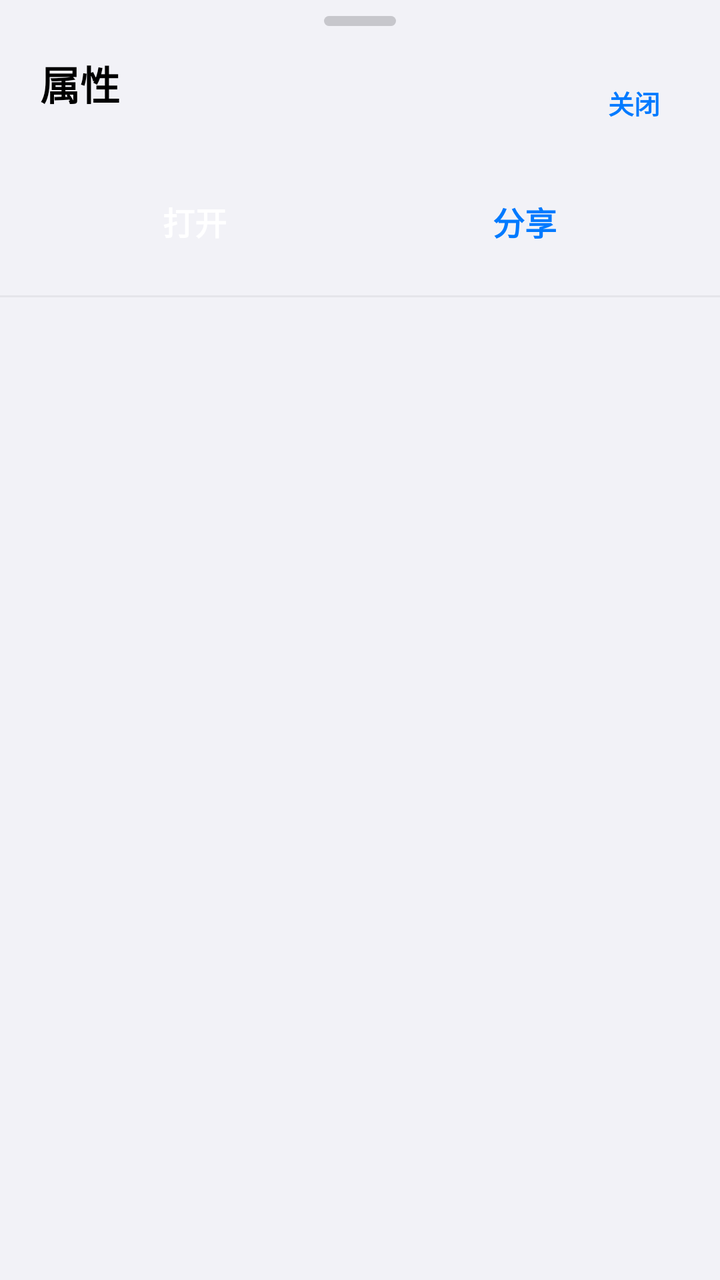
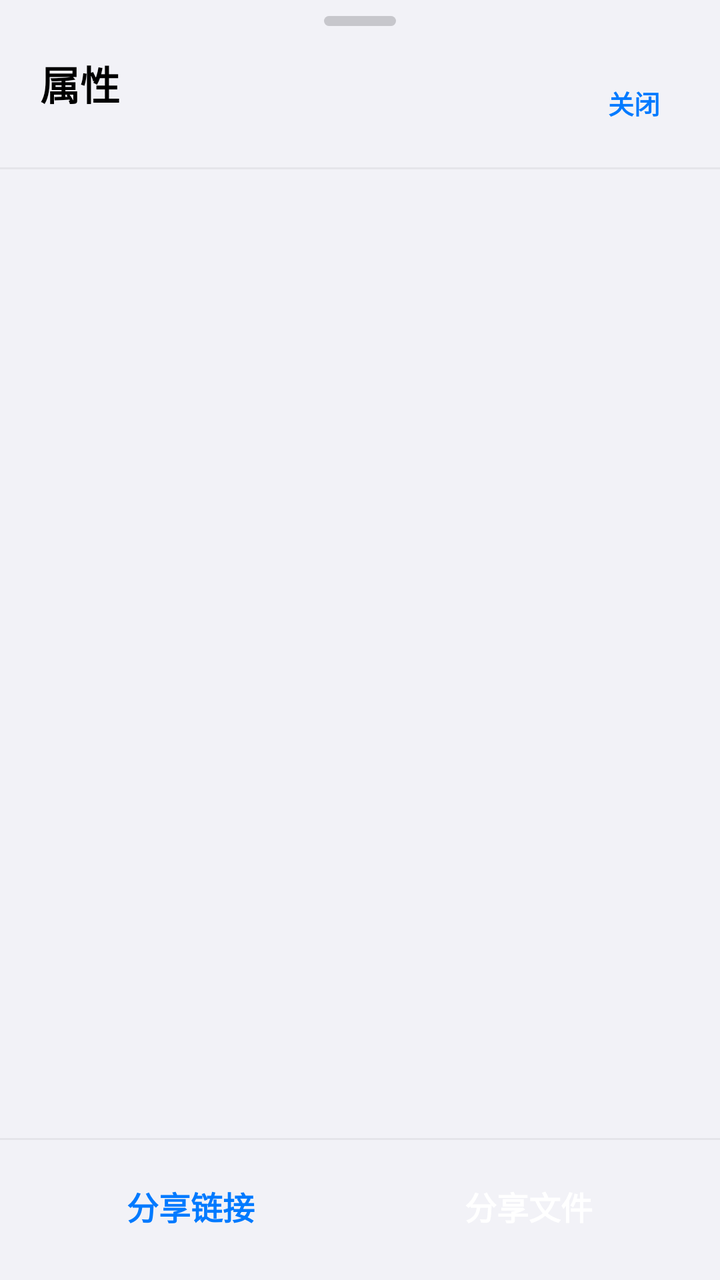

An Android layout rendered at two revisions. The XML below is the earlier revision; the diff shows what the commit changed to produce the second picture.
<!-- AndroidManifest.xml: application theme Theme.MDM -->
<!-- res/layout/sheet_properties.xml -->
<?xml version="1.0" encoding="utf-8"?>
<LinearLayout xmlns:android="http://schemas.android.com/apk/res/android"
    android:id="@+id/propertiesSheet"
    android:layout_width="match_parent"
    android:layout_height="match_parent"
    android:background="@drawable/bg_sheet_top"
    android:clickable="true"
    android:focusable="true"
    android:orientation="vertical"
    android:paddingBottom="8dp">

    
    <LinearLayout
        android:id="@+id/propHeader"
        android:layout_width="match_parent"
        android:layout_height="wrap_content"
        android:background="?attr/selectableItemBackground"
        android:clickable="true"
        android:focusable="true"
        android:orientation="vertical">

        <View
            android:layout_width="36dp"
            android:layout_height="5dp"
            android:layout_gravity="center_horizontal"
            android:layout_marginTop="8dp"
            android:background="@drawable/bg_sheet_handle" />

        <LinearLayout
            android:layout_width="match_parent"
            android:layout_height="wrap_content"
            android:gravity="center_vertical"
            android:orientation="horizontal"
            android:paddingStart="20dp"
            android:paddingTop="14dp"
            android:paddingEnd="14dp"
            android:paddingBottom="8dp">

            <LinearLayout
                android:layout_width="0dp"
                android:layout_height="wrap_content"
                android:layout_weight="1"
                android:orientation="vertical">

                <TextView
                    android:layout_width="wrap_content"
                    android:layout_height="wrap_content"
                    android:text="@string/properties_title"
                    android:textColor="@color/ios_label"
                    android:textSize="20sp"
                    android:textStyle="bold" />

                <TextView
                    android:id="@+id/tvPropSubtitle"
                    android:layout_width="match_parent"
                    android:layout_height="wrap_content"
                    android:layout_marginTop="3dp"
                    android:ellipsize="middle"
                    android:maxLines="2"
                    android:textColor="@color/ios_label_2"
                    android:textSize="12sp" />
            </LinearLayout>

            <TextView
                android:id="@+id/btnPropClose"
                android:layout_width="wrap_content"
                android:layout_height="36dp"
                android:background="@drawable/bg_ios_input"
                android:gravity="center"
                android:paddingStart="16dp"
                android:paddingEnd="16dp"
                android:text="@string/changelog_close"
                android:textColor="@color/ios_blue"
                android:textSize="13sp"
                android:textStyle="bold" />
        </LinearLayout>
    </LinearLayout>

    
    <LinearLayout
        android:layout_width="match_parent"
        android:layout_height="wrap_content"
        android:orientation="horizontal"
        android:paddingStart="20dp"
        android:paddingTop="4dp"
        android:paddingEnd="20dp"
        android:paddingBottom="14dp">

        <TextView
            android:id="@+id/btnPropOpen"
            android:layout_width="0dp"
            android:layout_height="46dp"
            android:layout_weight="1"
            android:background="@drawable/bg_sheet_btn_primary"
            android:gravity="center"
            android:text="@string/open"
            android:textColor="@color/white"
            android:textSize="16sp"
            android:textStyle="bold" />

        <TextView
            android:id="@+id/btnPropShare"
            android:layout_width="0dp"
            android:layout_height="46dp"
            android:layout_marginStart="10dp"
            android:layout_weight="1"
            android:background="@drawable/bg_sheet_btn_secondary"
            android:gravity="center"
            android:text="@string/share"
            android:textColor="@color/ios_blue"
            android:textSize="16sp"
            android:textStyle="bold" />
    </LinearLayout>

    <View
        android:layout_width="match_parent"
        android:layout_height="1dp"
        android:background="@color/ios_separator" />

    <ScrollView
        android:id="@+id/propScroll"
        android:layout_width="match_parent"
        android:layout_height="0dp"
        android:layout_weight="1"
        android:clipToPadding="false"
        android:overScrollMode="ifContentScrolls"
        android:scrollbars="none">

        <LinearLayout
            android:id="@+id/propList"
            android:layout_width="match_parent"
            android:layout_height="wrap_content"
            android:orientation="vertical"
            android:paddingTop="4dp"
            android:paddingBottom="6dp" />
    </ScrollView>
</LinearLayout>
<!-- resources referenced by this layout -->
<resources>
  <color name="ios_blue">#007AFF</color>
  <color name="ios_label">#000000</color>
  <color name="ios_label_2">#8A8A8E</color>
  <color name="ios_separator">#E5E5EA</color>
  <color name="white">#FFFFFF</color>
  <!-- drawable bg_ios_input (drawable) -->
  <?xml version="1.0" encoding="utf-8"?>
  <drawable class="com.misterdownloadmanager.mobile.SmoothShapeDrawable"
      xmlns:app="http://schemas.android.com/apk/res-auto"
      app:smColor="@color/ios_fill"
      app:smRadius="12dp" />
  <!-- drawable bg_sheet_btn_primary (drawable) -->
  <?xml version="1.0" encoding="utf-8"?>
  <drawable class="com.misterdownloadmanager.mobile.SmoothShapeDrawable"
      xmlns:app="http://schemas.android.com/apk/res-auto"
      app:smColor="@color/ios_blue"
      app:smRadius="14dp" />
  <!-- drawable bg_sheet_btn_secondary (drawable) -->
  <?xml version="1.0" encoding="utf-8"?>
  <drawable class="com.misterdownloadmanager.mobile.SmoothShapeDrawable"
      xmlns:app="http://schemas.android.com/apk/res-auto"
      app:smColor="@color/ios_fill"
      app:smRadius="14dp" />
  <!-- drawable bg_sheet_handle (drawable) -->
  <?xml version="1.0" encoding="utf-8"?>
  <shape xmlns:android="http://schemas.android.com/apk/res/android"
      android:shape="rectangle">
      <solid android:color="@color/ios_label_3" />
      <corners android:radius="3dp" />
  </shape>
  <!-- drawable bg_sheet_top (drawable) -->
  <?xml version="1.0" encoding="utf-8"?>
  <drawable class="com.misterdownloadmanager.mobile.SmoothShapeDrawable"
      xmlns:app="http://schemas.android.com/apk/res-auto"
      app:smColor="@color/ios_card"
      app:smRadiusTopLeft="26dp"
      app:smRadiusTopRight="26dp" />
  <string name="changelog_close">关闭</string>
  <string name="open">打开</string>
  <string name="properties_title">属性</string>
  <string name="share">分享</string>
  <color name="ios_fill">#EFEFF4</color>
  <color name="ios_label_3">#C7C7CC</color>
  <color name="ios_card">#FFFFFF</color>
  <color name="mdm_primary_container">#E5F0FF</color>
  <color name="mdm_on_primary_container">#0062CC</color>
  <color name="mdm_secondary_container">#FFF0DE</color>
  <color name="mdm_on_secondary_container">#8A4B00</color>
  <color name="ios_red">#FF3B30</color>
  <color name="ios_bg">#F2F2F7</color>
  <style name="ThemeOverlay.MDM.BottomSheetDialog" parent="ThemeOverlay.Material3.BottomSheetDialog">
          <item name="bottomSheetStyle">@style/Widget.MDM.BottomSheet</item>
          <item name="colorSurfaceContainerLow">@color/ios_card</item>
          <item name="colorSurface">@color/ios_card</item>
          <item name="colorOnSurface">@color/ios_label</item>
          <item name="colorPrimary">@color/ios_blue</item>
      </style>
  <style name="Widget.MDM.BottomSheet" parent="Widget.Material3.BottomSheet.Modal">
          <item name="backgroundTint">@color/ios_card</item>
          <item name="shapeAppearance">@style/ShapeAppearance.MDM.Sheet</item>
      </style>
  <style name="ShapeAppearance.MDM.Sheet" parent="">
          <item name="cornerFamily">rounded</item>
          <item name="cornerSizeTopLeft">28dp</item>
          <item name="cornerSizeTopRight">28dp</item>
          <item name="cornerSizeBottomLeft">0dp</item>
          <item name="cornerSizeBottomRight">0dp</item>
      </style>
  <!-- unchanged entries left out for length: 1 -->
</resources>

<!-- the commit's change to res/layout/sheet_properties.xml (unified diff, before → after) -->
@@ -76,42 +76,6 @@
         </LinearLayout>
     </LinearLayout>
 
-    
-    <LinearLayout
-        android:layout_width="match_parent"
-        android:layout_height="wrap_content"
-        android:orientation="horizontal"
-        android:paddingStart="20dp"
-        android:paddingTop="4dp"
-        android:paddingEnd="20dp"
-        android:paddingBottom="14dp">
-
-        <TextView
-            android:id="@+id/btnPropOpen"
-            android:layout_width="0dp"
-            android:layout_height="46dp"
-            android:layout_weight="1"
-            android:background="@drawable/bg_sheet_btn_primary"
-            android:gravity="center"
-            android:text="@string/open"
-            android:textColor="@color/white"
-            android:textSize="16sp"
-            android:textStyle="bold" />
-
-        <TextView
-            android:id="@+id/btnPropShare"
-            android:layout_width="0dp"
-            android:layout_height="46dp"
-            android:layout_marginStart="10dp"
-            android:layout_weight="1"
-            android:background="@drawable/bg_sheet_btn_secondary"
-            android:gravity="center"
-            android:text="@string/share"
-            android:textColor="@color/ios_blue"
-            android:textSize="16sp"
-            android:textStyle="bold" />
-    </LinearLayout>
-
     <View
         android:layout_width="match_parent"
         android:layout_height="1dp"
@@ -134,4 +98,45 @@
             android:paddingTop="4dp"
             android:paddingBottom="6dp" />
     </ScrollView>
+
+    <View
+        android:layout_width="match_parent"
+        android:layout_height="1dp"
+        android:background="@color/ios_separator" />
+
+    
+    <LinearLayout
+        android:layout_width="match_parent"
+        android:layout_height="wrap_content"
+        android:orientation="horizontal"
+        android:paddingStart="16dp"
+        android:paddingTop="10dp"
+        android:paddingEnd="16dp"
+        android:paddingBottom="6dp">
+
+        <TextView
+            android:id="@+id/btnPropShareLink"
+            android:layout_width="0dp"
+            android:layout_height="46dp"
+            android:layout_weight="1"
+            android:background="@drawable/bg_sheet_btn_secondary"
+            android:gravity="center"
+            android:text="@string/share_link"
+            android:textColor="@color/ios_blue"
+            android:textSize="16sp"
+            android:textStyle="bold" />
+
+        <TextView
+            android:id="@+id/btnPropShareFile"
+            android:layout_width="0dp"
+            android:layout_height="46dp"
+            android:layout_marginStart="10dp"
+            android:layout_weight="1"
+            android:background="@drawable/bg_sheet_btn_primary"
+            android:gravity="center"
+            android:text="@string/share_file"
+            android:textColor="@color/white"
+            android:textSize="16sp"
+            android:textStyle="bold" />
+    </LinearLayout>
 </LinearLayout>
<!-- resource entries referenced after the edit -->
@@ -38,9 +38,9 @@
       app:smRadiusTopLeft="26dp"
       app:smRadiusTopRight="26dp" />
   <string name="changelog_close">关闭</string>
-  <string name="open">打开</string>
   <string name="properties_title">属性</string>
-  <string name="share">分享</string>
+  <string name="share_file">分享文件</string>
+  <string name="share_link">分享链接</string>
   <color name="ios_fill">#EFEFF4</color>
   <color name="ios_label_3">#C7C7CC</color>
   <color name="ios_card">#FFFFFF</color>
